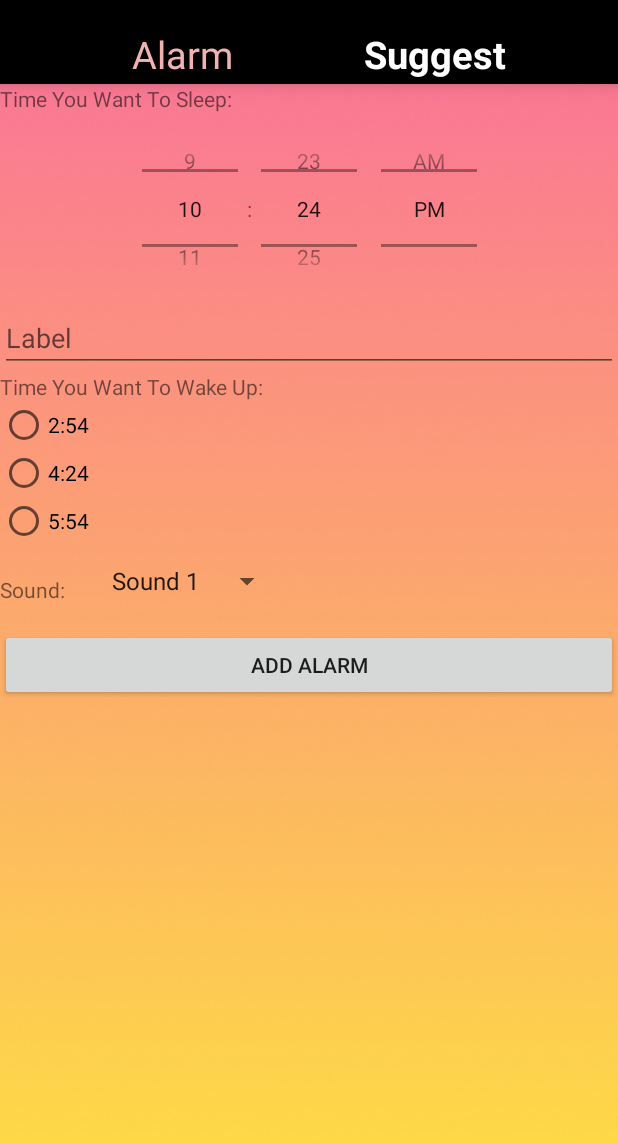
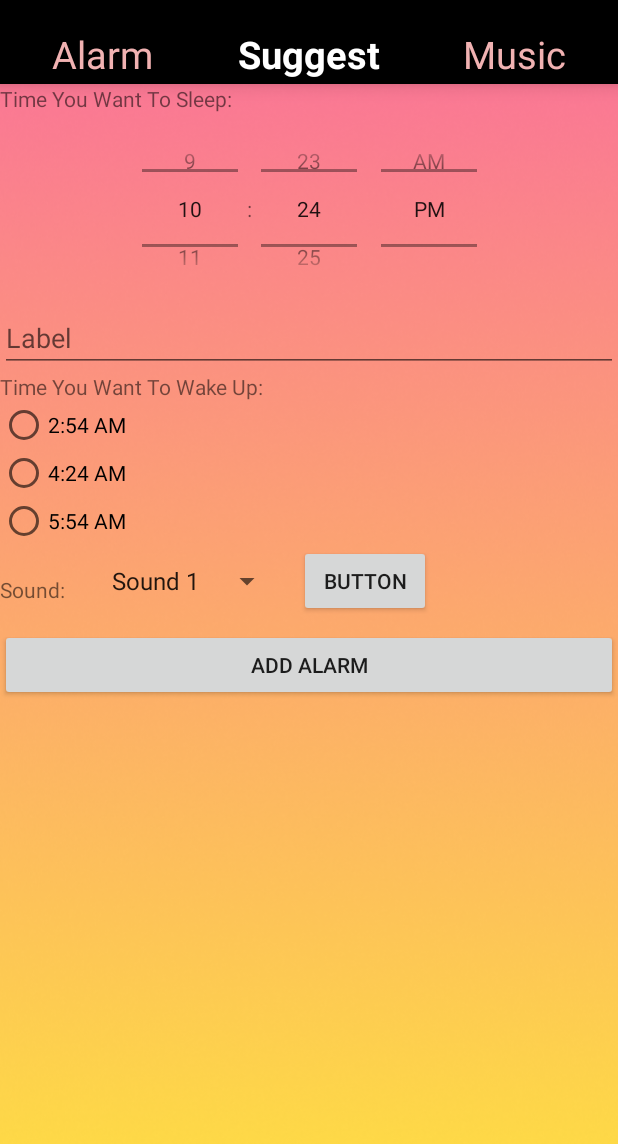
Before and after one commit to hobitox/HealthyAlarm, an Android app: the screen it shows after launch (MainActivity), item 2 of the bottom bar chosen, on a phone screen of 412 x 824 dp. Shown: the top 1144 px of the screen. Run offline under Robolectric (Android 15) with nearby library versions, the phone set to English and light mode, and no system bars.

Commit message:
add music function

```diff
--- a/app/src/main/java/com/example/hellalarm/AlarmAdapter.java
+++ b/app/src/main/java/com/example/hellalarm/AlarmAdapter.java
@@ -28,7 +28,6 @@ public class AlarmAdapter extends RecyclerView.Adapter<AlarmAdapter.AlarmViewHol
         mCursor=cursor;
     }
     public class AlarmViewHolder extends RecyclerView.ViewHolder{
-        public TextView id;
         public TextView Timetext;
         public TextView Label;
         public Switch aSwitch;
@@ -81,13 +80,9 @@ public class AlarmAdapter extends RecyclerView.Adapter<AlarmAdapter.AlarmViewHol
         c.set(Calendar.MINUTE,MINUTE);
         c.set(Calendar.SECOND,0);
 
-        /**
-         * Add thong tin vao bang trong sqlite va cap nhat lai man hinh
-         */
         String timetext = DateFormat.getTimeInstance(DateFormat.SHORT).format(c.getTime());
         holder.Timetext.setText(timetext);
         holder.Label.setText(label);
-        holder.id.setText(String.valueOf(id));
 
         final int MON = mCursor.getInt(mCursor.getColumnIndex(AlarmContract.AlarmEntry.COLUMN_MON ));
         final int TUES = mCursor.getInt(mCursor.getColumnIndex(AlarmContract.AlarmEntry.COLUMN_TUES));
--- a/app/src/main/java/com/example/hellalarm/MainActivity.java
+++ b/app/src/main/java/com/example/hellalarm/MainActivity.java
@@ -217,6 +217,9 @@ public class MainActivity extends AppCompatActivity implements Alarm_Dialog.Alar
                 case R.id.protect_yoursleep:
                     selectedFragment = new ProtectSleep_Fragment();
                     break;
+                case R.id.music_beforesleep:
+                    selectedFragment = new Music_beforesSleep();
+                    break;
             }
             getSupportFragmentManager().beginTransaction().replace(R.id.fragment_container,selectedFragment).commit();
             return true;
--- a/app/src/main/java/com/example/hellalarm/ProtectSleep_Fragment.java
+++ b/app/src/main/java/com/example/hellalarm/ProtectSleep_Fragment.java
@@ -1,5 +1,9 @@
 package com.example.hellalarm;
 
+import android.media.AudioAttributes;
+import android.media.AudioManager;
+import android.media.SoundPool;
+import android.os.Build;
 import android.os.Bundle;
 import android.text.format.DateFormat;
 import android.view.LayoutInflater;
@@ -19,6 +23,8 @@ import androidx.annotation.NonNull;
 import androidx.annotation.Nullable;
 import androidx.fragment.app.Fragment;
 
+import java.util.Calendar;
+
 public class ProtectSleep_Fragment extends Fragment implements AdapterView.OnItemSelectedListener{
     TimePicker timePicker;
     TextView label;
@@ -34,6 +40,9 @@ public class ProtectSleep_Fragment extends Fragment implements AdapterView.OnIte
     int mins2;
     int mins3;
     int Sound;
+
+    private SoundPool soundPool;
+    private int sound1, sound2;
     @Nullable
     @Override
     public View onCreateView(@NonNull LayoutInflater inflater, @Nullable ViewGroup container, @Nullable Bundle savedInstanceState) {
@@ -81,10 +90,42 @@ public class ProtectSleep_Fragment extends Fragment implements AdapterView.OnIte
                 }
             }
         });
+        if (Build.VERSION.SDK_INT >= Build.VERSION_CODES.LOLLIPOP) {
+            AudioAttributes audioAttributes = new AudioAttributes.Builder()
+                    .setUsage(AudioAttributes.USAGE_ASSISTANCE_SONIFICATION)
+                    .setContentType(AudioAttributes.CONTENT_TYPE_SONIFICATION)
+                    .build();
+
+            soundPool = new SoundPool.Builder()
+                    .setMaxStreams(2)
+                    .setAudioAttributes(audioAttributes)
+                    .build();
+        } else {
+            soundPool = new SoundPool(2, AudioManager.STREAM_MUSIC, 0);
+        }
+
+        sound1 = soundPool.load(v.getContext(), R.raw.nhacchuong1, 1);
+        sound2 = soundPool.load(v.getContext(), R.raw.nhacchuong2, 1);
+        Button playandpause= v.findViewById(R.id.playandpause2);
+        playandpause.setOnClickListener(new View.OnClickListener() {
+            @Override
+            public void onClick(View v) {
+                switch (Sound) {
+                    case 0:
+                        soundPool.play(sound1, 1, 1, 0, 0, 1);
+                        break;
+                    case 1:
+                        soundPool.play(sound2, 1, 1, 0, 0, 1);
+                        break;
+                }
+            }
+        });
         return v;
     }
 
     private void changetime(int hourOfDay, int minute){
+        Calendar c= Calendar.getInstance();
+
         hour1=hourOfDay;
         mins1=minute;
         hour1 +=4;
@@ -96,7 +137,13 @@ public class ProtectSleep_Fragment extends Fragment implements AdapterView.OnIte
         if(hour1>=24){
             hour1 -=24;
         }
-        rdbtn1.setText(hour1+":"+mins1);
+        c.set(Calendar.HOUR_OF_DAY,hour1);
+        c.set(Calendar.MINUTE,mins1);
+        c.set(Calendar.SECOND,0);
+
+        String timetext = java.text.DateFormat.getTimeInstance(java.text.DateFormat.SHORT).format(c.getTime());
+
+        rdbtn1.setText(timetext);
 
         hour2=hourOfDay;
         mins2=minute;
@@ -104,7 +151,13 @@ public class ProtectSleep_Fragment extends Fragment implements AdapterView.OnIte
         if(hour2>=24){
             hour2 -=24;
         }
-        rdbtn2.setText(hour2+":"+mins2);
+        c.set(Calendar.HOUR_OF_DAY,hour2);
+        c.set(Calendar.MINUTE,mins2);
+        c.set(Calendar.SECOND,0);
+
+        timetext = java.text.DateFormat.getTimeInstance(java.text.DateFormat.SHORT).format(c.getTime());
+
+        rdbtn2.setText(timetext);
 
         hour3=hourOfDay;
         mins3=minute;
@@ -117,7 +170,13 @@ public class ProtectSleep_Fragment extends Fragment implements AdapterView.OnIte
         if(hour3>=24){
             hour3 -=24;
         }
-        rdbtn3.setText(hour3+":"+mins3);
+        c.set(Calendar.HOUR_OF_DAY,hour3);
+        c.set(Calendar.MINUTE,mins3);
+        c.set(Calendar.SECOND,0);
+
+        timetext = java.text.DateFormat.getTimeInstance(java.text.DateFormat.SHORT).format(c.getTime());
+
+        rdbtn3.setText(timetext);
     }
 
     @Override
--- a/app/src/main/res/layout/protectsleep_fragment.xml
+++ b/app/src/main/res/layout/protectsleep_fragment.xml
@@ -94,5 +94,17 @@
         app:layout_constraintStart_toStartOf="parent"
         app:layout_constraintTop_toBottomOf="@+id/radiogrp" />
 
+    <Button
+        android:id="@+id/playandpause2"
+        android:layout_width="wrap_content"
+        android:layout_height="wrap_content"
+        android:layout_marginStart="8dp"
+        android:layout_marginLeft="8dp"
+        android:text="Button"
+        app:layout_constraintEnd_toEndOf="parent"
+        app:layout_constraintHorizontal_bias="0.02"
+        app:layout_constraintStart_toEndOf="@+id/sound_spinner"
+        app:layout_constraintTop_toBottomOf="@+id/radiogrp" />
+
 
 </androidx.constraintlayout.widget.ConstraintLayout>
--- a/app/src/main/res/menu/navigation.xml
+++ b/app/src/main/res/menu/navigation.xml
@@ -10,4 +10,8 @@
     <item
         android:id="@+id/protect_yoursleep"
         android:title="Suggest"/>
+
+    <item
+        android:id="@+id/music_beforesleep"
+        android:title="Music"/>
 </menu>
```
Also changed, not shown: app/src/main/java/com/example/hellalarm/Alarm_Dialog.java (+40 -1 lines), app/src/main/java/com/example/hellalarm/Music_beforesSleep.java (added, +178 -0 lines), app/src/main/res/layout/addalarm_dialog.xml (+11 -0 lines), app/src/main/res/layout/basicalarm_fragment.xml (+6 -6 lines), app/src/main/res/layout/music_fragment.xml (added, +72 -0 lines), app/src/main/res/values/strings.xml (+8 -0 lines), 1 other file.
